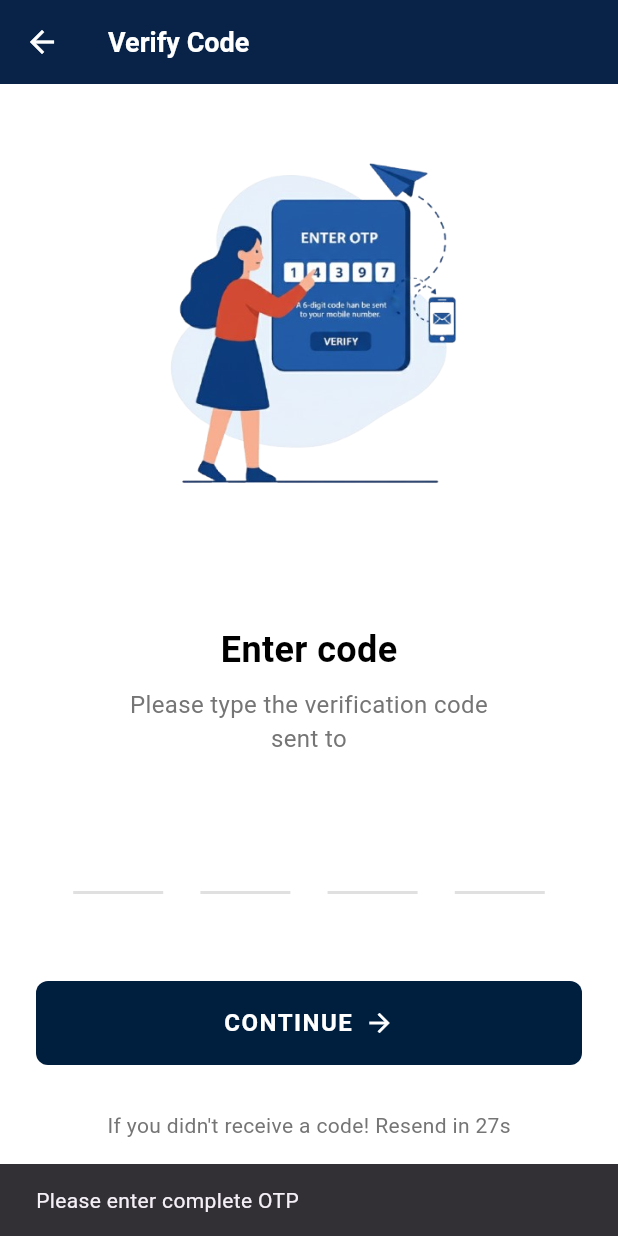
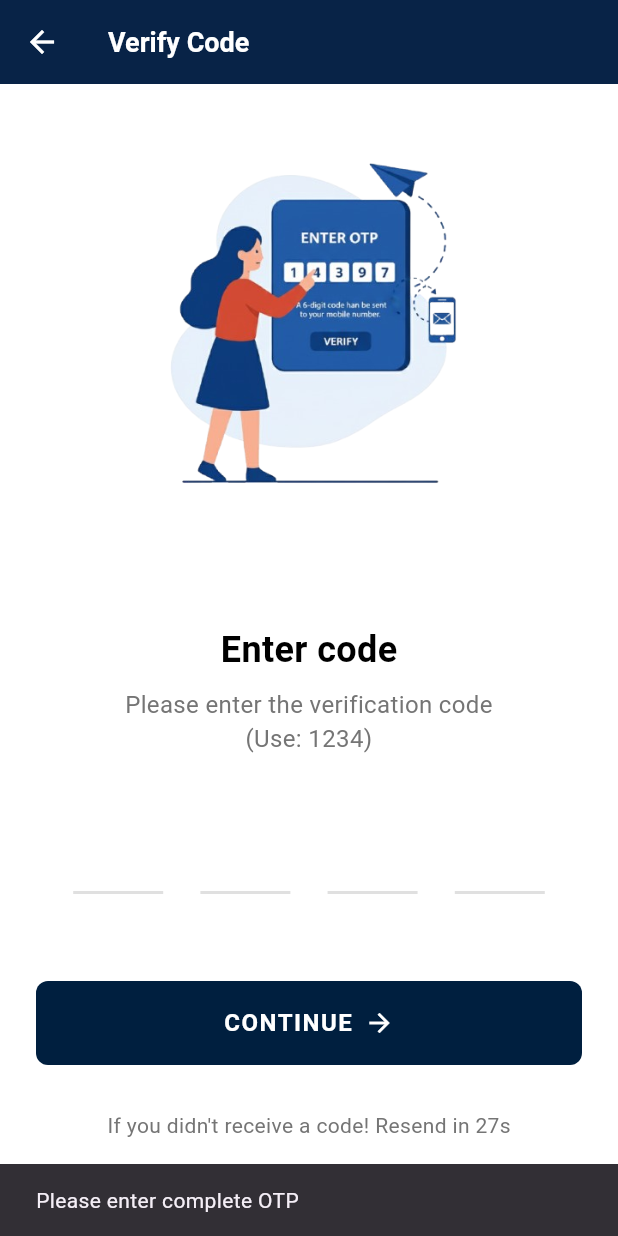
Before and after one commit to TechnovaTech/mookala-main, a Flutter app: the OTPVerificationScreen screen opened directly with empty values, scrolled down 84 dp, after a tap on "CONTINUE", on a phone screen of 412 x 824 dp. Run offline on Flutter 3.47's test engine with Material 3 defaults, Android fonts, the phone set to English and light mode, and no system bars; our stand-ins replace image_picker, shared_preferences; accounts and stored records are empty.

Commit message:
Implement OTP verification and update user flow in OTPVerificationScreen and PhoneLoginScreen

```diff
--- a/user app/lib/screens/otp_verification_screen.dart
+++ b/user app/lib/screens/otp_verification_screen.dart
@@ -63,19 +63,25 @@ class _OTPVerificationScreenState extends State<OTPVerificationScreen> {
       return;
     }
 
+    // Check static OTP
+    if (otp != '1234') {
+      ScaffoldMessenger.of(context).showSnackBar(
+        const SnackBar(content: Text('Invalid OTP. Please enter 1234')),
+      );
+      return;
+    }
+
     setState(() {
       _isLoading = true;
     });
 
-    final result = await ApiService.verifyOTP(widget.phoneNumber, otp);
+    // Check if user profile is complete
+    final profileResult = await ApiService.getProfile(widget.phoneNumber);
 
     setState(() {
       _isLoading = false;
     });
 
-    if (result['success'] == true) {
-      // Check if user profile is complete
-      final profileResult = await ApiService.getProfile(widget.phoneNumber);
     if (profileResult['success'] == true &&
         profileResult['user'] != null &&
         profileResult['user']['status'] == 'completed') {
@@ -90,11 +96,6 @@ class _OTPVerificationScreenState extends State<OTPVerificationScreen> {
         MaterialPageRoute(
           builder: (context) => ProfileScreen(phoneNumber: widget.phoneNumber),
         ),
-        );
-      }
-    } else {
-      ScaffoldMessenger.of(context).showSnackBar(
-        SnackBar(content: Text(result['error'] ?? 'Invalid OTP')),
       );
     }
   }
@@ -113,7 +114,7 @@ class _OTPVerificationScreenState extends State<OTPVerificationScreen> {
     _startResendTimer();
 
     ScaffoldMessenger.of(context).showSnackBar(
-      const SnackBar(content: Text('OTP sent successfully!')),
+      const SnackBar(content: Text('OTP is 1234')),
     );
   }
 
@@ -181,7 +182,7 @@ class _OTPVerificationScreenState extends State<OTPVerificationScreen> {
               ),
               const SizedBox(height: 8),
               Text(
-                'Please type the verification code\nsent to ${widget.phoneNumber}',
+                'Please enter the verification code\n(Use: 1234)',
                 textAlign: TextAlign.center,
                 style: TextStyle(
                   fontSize: 16,
```
Also changed, not shown: user app/lib/screens/phone_login_screen.dart (+1 -20 lines). Lines whose indentation alone changed are shown as unchanged.
